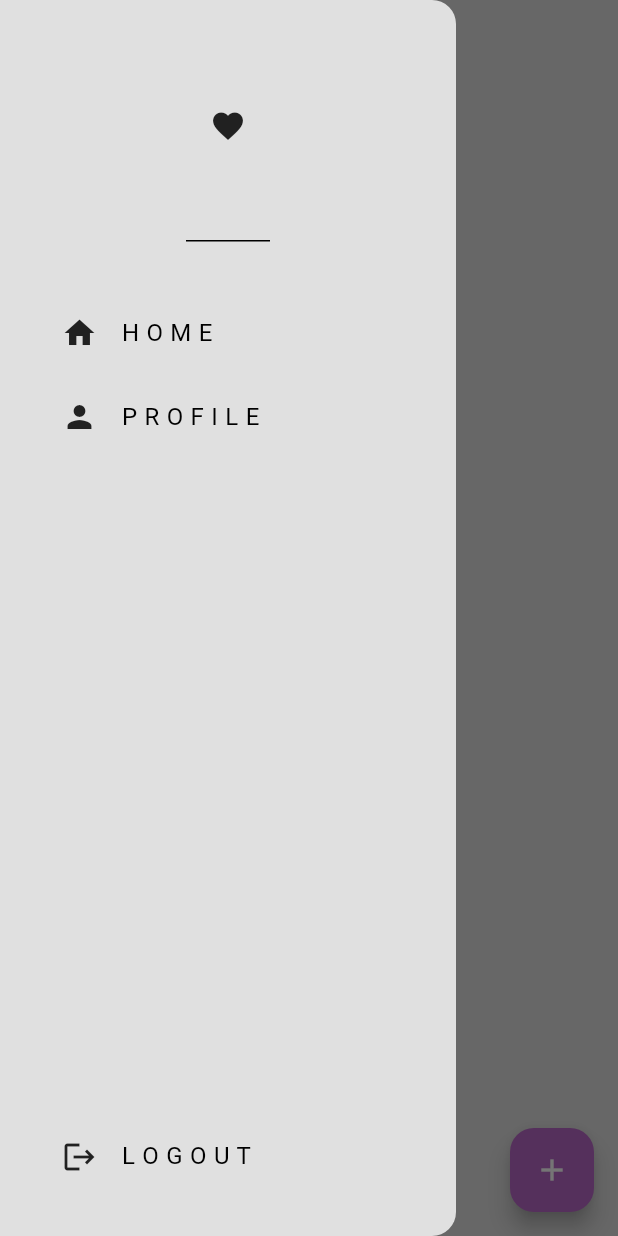
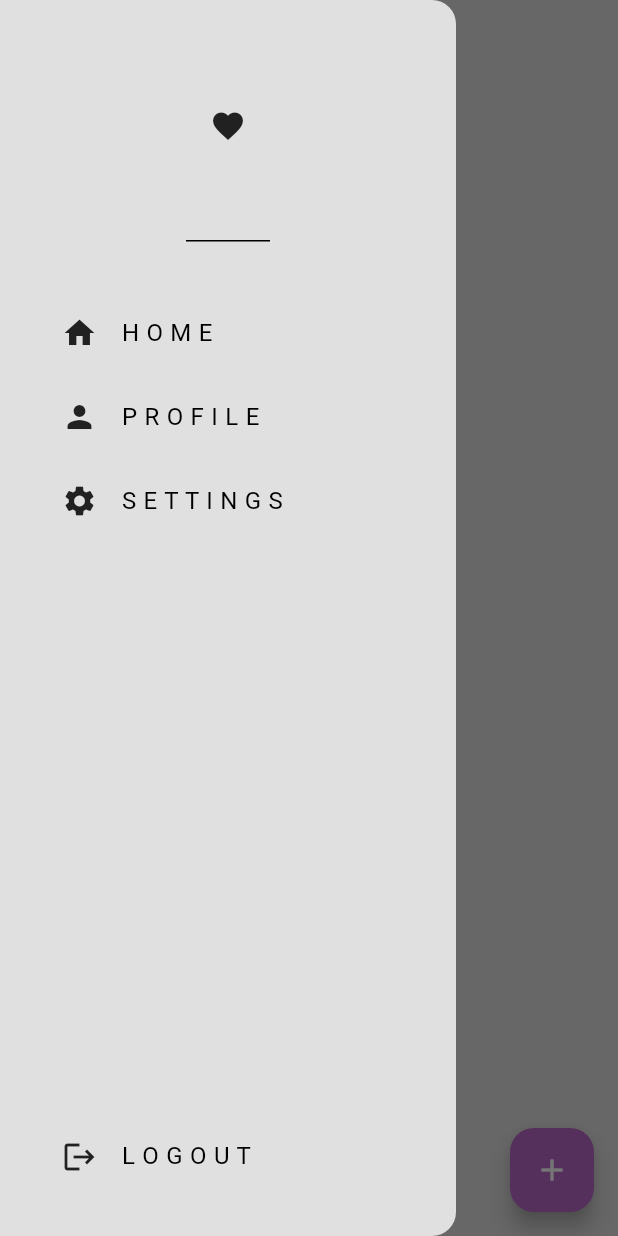
Before and after one commit to calebProg/bible_app, a Flutter app: the screen it shows once a user with an empty profile is signed in, with the side drawer open, on a phone screen of 412 x 824 dp. Run offline on Flutter 3.47's test engine with Material 3 defaults, Android fonts, the phone set to English and light mode, and no system bars; our stand-ins replace cloud_firestore, firebase_auth, firebase_core, google_sign_in; accounts and stored records are empty; network calls fail.

Commit message:
Darkmode working

```diff
--- a/lib/components/my_drawer.dart
+++ b/lib/components/my_drawer.dart
@@ -60,6 +60,23 @@ class MyDrawer extends StatelessWidget {
                   },
                 ),
               ),
+              // settings tile
+              Padding(
+                padding: const EdgeInsets.only(left: 25.0),
+                child: ListTile(
+                  leading: Icon(
+                    Icons.settings,
+                    color: Theme.of(context).colorScheme.inversePrimary,
+                  ),
+                  title: const Text("S E T T I N G S"),
+                  onTap: () {
+                    // pop drawer
+                    Navigator.pop(context);
+                    // navigate to progile page
+                    Navigator.pushNamed(context, '/settings_page');
+                  },
+                ),
+              ),
             ],
           ),
 
--- a/lib/main.dart
+++ b/lib/main.dart
@@ -2,12 +2,12 @@ import 'package:bible_app/pages/auth_page.dart';
 import 'package:bible_app/pages/home_page.dart';
 import 'package:bible_app/pages/login_or_register_page.dart';
 import 'package:bible_app/pages/profile_page.dart';
-import 'package:bible_app/themes/light_mode.dart';
-import 'package:flutter/foundation.dart';
+import 'package:bible_app/pages/settings_page.dart';
+import 'package:bible_app/themes/theme_provider.dart';
 import 'package:flutter/material.dart';
 import 'package:firebase_core/firebase_core.dart';
+import 'package:provider/provider.dart';
 import 'firebase_options.dart';
-import 'package:device_preview/device_preview.dart';
 
 void main() async {
   WidgetsFlutterBinding.ensureInitialized();
@@ -16,9 +16,9 @@ void main() async {
   );
 
   runApp(
-    DevicePreview(
-      enabled: !kReleaseMode,
-      builder: (context) => const MyApp(),
+    ChangeNotifierProvider(
+      create: (context) => ThemeProvider(),
+      child: const MyApp(),
     ),
   );
 }
@@ -30,14 +30,13 @@ class MyApp extends StatelessWidget {
   Widget build(BuildContext context) {
     return MaterialApp(
       debugShowCheckedModeBanner: false,
-      locale: DevicePreview.locale(context),
-      builder: DevicePreview.appBuilder,
       home: const AuthPage(),
-      theme: lightMode,
+      theme: Provider.of<ThemeProvider>(context).themeData,
       routes: {
         '/login_or_register_page': (context) => const LoginOrRegisterPage(),
-        '/home_page': (context) => HomePage(),
+        '/home_page': (context) => const HomePage(),
         '/profile_page': (context) => ProfilePage(),
+        '/settings_page': (context) => const SettingsPage(),
       },
     );
   }
--- /dev/null
+++ b/lib/themes/dark_mode.dart
@@ -0,0 +1,11 @@
+import 'package:flutter/material.dart';
+
+// creating a light mode for the UI
+ThemeData darkMode = ThemeData(
+    colorScheme: ColorScheme.dark(
+  surface: Colors.grey.shade900,
+  primary: Colors.grey.shade600,
+  secondary: Colors.grey.shade700,
+  tertiary: Colors.purple.shade300,
+  inversePrimary: Colors.grey.shade300,
+));
--- /dev/null
+++ b/lib/themes/theme_provider.dart
@@ -0,0 +1,24 @@
+import 'package:bible_app/themes/dark_mode.dart';
+import 'package:bible_app/themes/light_mode.dart';
+import 'package:flutter/material.dart';
+
+class ThemeProvider extends ChangeNotifier {
+  ThemeData _themeData = lightMode;
+
+  ThemeData get themeData => _themeData;
+
+  bool get isDarkMode => _themeData == darkMode;
+
+  set themeData(ThemeData themeData) {
+    _themeData = themeData;
+    notifyListeners();
+  }
+
+  void toggleTheme() {
+    if (_themeData == lightMode) {
+      themeData = darkMode;
+    } else {
+      themeData = lightMode;
+    }
+  }
+}
--- a/pubspec.yaml
+++ b/pubspec.yaml
@@ -40,6 +40,7 @@ dependencies:
   google_sign_in: ^6.2.1
   intl: 0.19.0
   cloud_firestore: ^5.1.0
+  provider: ^6.1.2
 
 dev_dependencies:
   flutter_test:
```
Also changed, not shown: lib/pages/settings_page.dart (added, +44 -0 lines), firebase.json, lib/firebase_options.dart, pubspec.lock, 1 other file.
